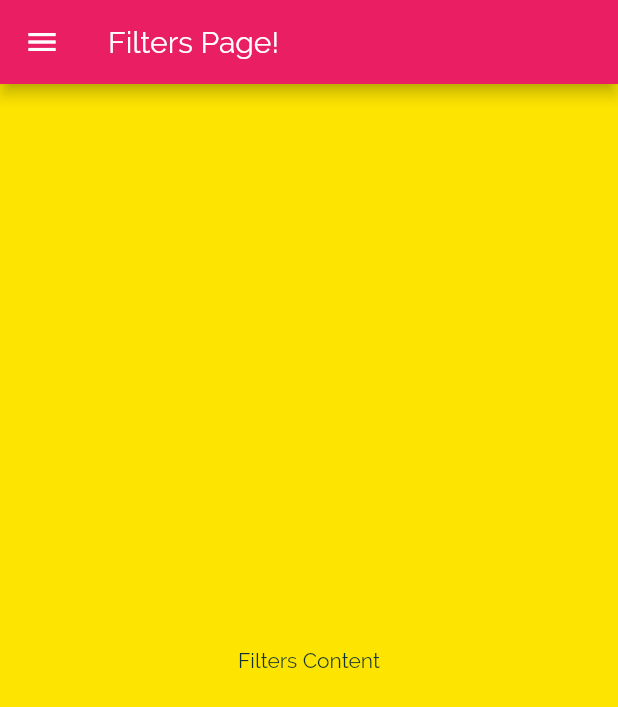
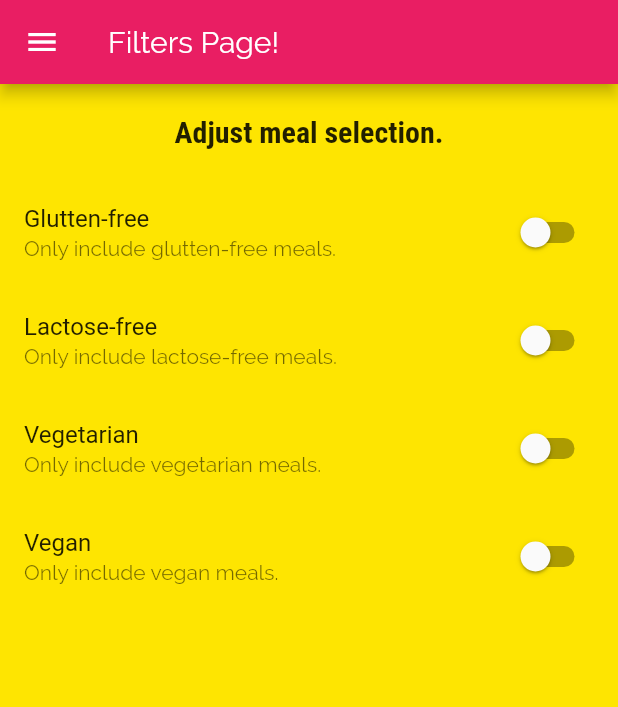
Before and after one commit to frasnym/learn-flutter-meals-app, a Flutter app: the FiltersScreen screen opened by its route, on a phone screen of 412 x 824 dp. Shown: the top 707 px of the screen. Run offline on Flutter 3.47's test engine with Material 2 defaults, Android fonts, the phone set to English and light mode, and no system bars.

Commit message:
Adding Filter Switches

```diff
--- a/lib/screens/filters_screen.dart
+++ b/lib/screens/filters_screen.dart
@@ -2,8 +2,32 @@ import 'package:flutter/material.dart';
 
 import '../widgets/main_drawer.dart';
 
-class FiltersScreen extends StatelessWidget {
+class FiltersScreen extends StatefulWidget {
   static const routeName = '/filters';
+
+  @override
+  _FiltersScreenState createState() => _FiltersScreenState();
+}
+
+class _FiltersScreenState extends State<FiltersScreen> {
+  bool _glutenFree = false;
+  bool _vegetarian = false;
+  bool _vegan = false;
+  bool _lactoseFree = false;
+
+  Widget _buildSwitchListTile(
+    String title,
+    String description,
+    bool currentValue,
+    Function updateValue,
+  ) {
+    return SwitchListTile(
+      title: Text(title),
+      subtitle: Text(description),
+      value: currentValue,
+      onChanged: updateValue,
+    );
+  }
 
   @override
   Widget build(BuildContext context) {
@@ -13,7 +37,63 @@ class FiltersScreen extends StatelessWidget {
       ),
       drawer: MainDrawer(),
       body: Center(
-        child: Text('Filters Content'),
+        child: Column(
+          children: <Widget>[
+            Container(
+              padding: const EdgeInsets.all(20),
+              child: Text(
+                'Adjust meal selection.',
+                style: Theme.of(context).textTheme.headline6,
+              ),
+            ),
+            Expanded(
+              child: ListView(
+                children: <Widget>[
+                  _buildSwitchListTile(
+                    'Glutten-free',
+                    'Only include glutten-free meals.',
+                    _glutenFree,
+                    (newValue) {
+                      setState(() {
+                        _glutenFree = newValue;
+                      });
+                    },
+                  ),
+                  _buildSwitchListTile(
+                    'Lactose-free',
+                    'Only include lactose-free meals.',
+                    _lactoseFree,
+                    (newValue) {
+                      setState(() {
+                        _lactoseFree = newValue;
+                      });
+                    },
+                  ),
+                  _buildSwitchListTile(
+                    'Vegetarian',
+                    'Only include vegetarian meals.',
+                    _vegetarian,
+                    (newValue) {
+                      setState(() {
+                        _vegetarian = newValue;
+                      });
+                    },
+                  ),
+                  _buildSwitchListTile(
+                    'Vegan',
+                    'Only include vegan meals.',
+                    _vegan,
+                    (newValue) {
+                      setState(() {
+                        _vegan = newValue;
+                      });
+                    },
+                  ),
+                ],
+              ),
+            ),
+          ],
+        ),
       ),
     );
   }
```
